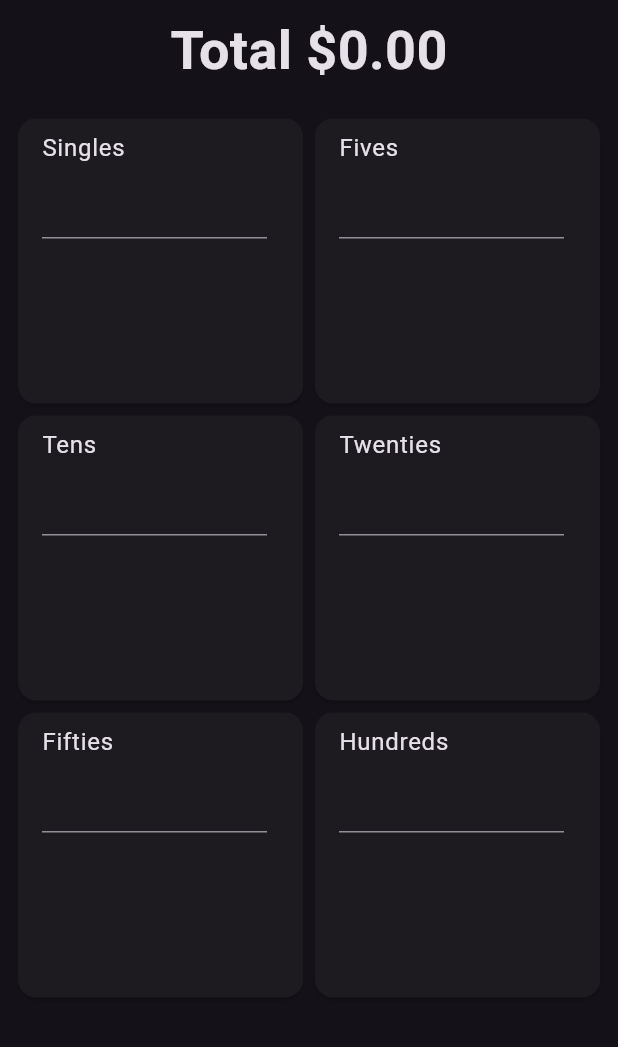
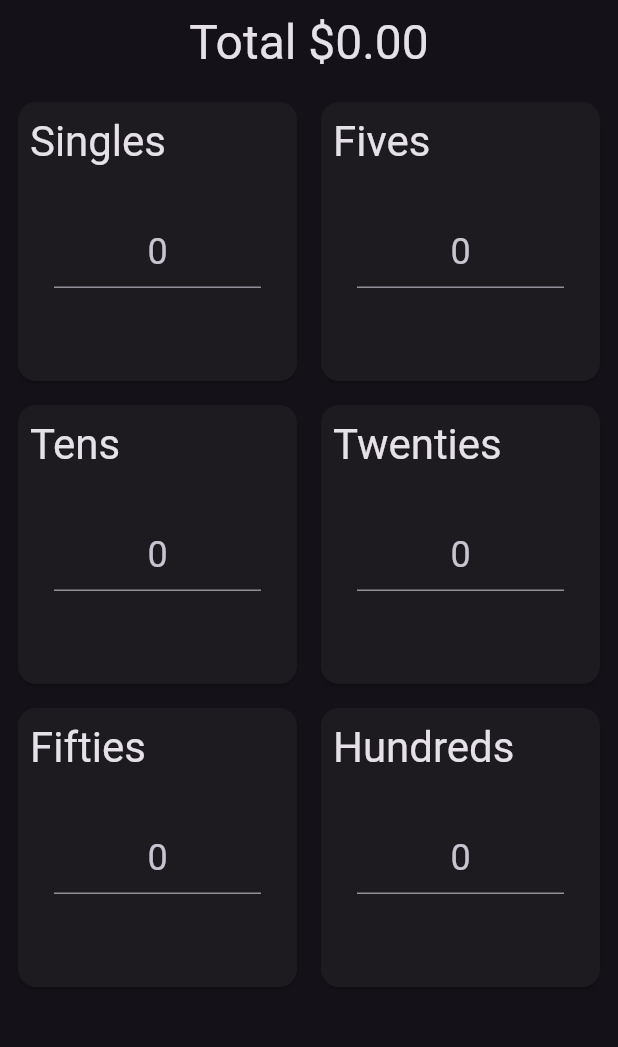
Before and after one commit to amacchia/cash_counter, a Flutter app: the screen it shows after launch, on a phone screen of 412 x 824 dp, the part 84-1131 px from its top. Run offline on Flutter 3.47's test engine with Material 3 defaults, Android fonts, the phone set to English and light mode, and no system bars.

Commit message:
Styling updates

```diff
--- a/lib/widgets/currency_card_widget.dart
+++ b/lib/widgets/currency_card_widget.dart
@@ -1,4 +1,5 @@
 import 'package:flutter/material.dart';
+import 'package:flutter/services.dart';
 
 import '../models/denomination.dart';
 
@@ -10,25 +11,40 @@ class CurrencyCard extends StatelessWidget {
 
   @override
   Widget build(BuildContext context) {
-    final currencyCardBody = ListTile(
-      title: Text(
-        denomination.title,
-      ),
-      subtitle: TextField(
-        keyboardType: TextInputType.number,
-        textAlign: TextAlign.center,
-        onChanged: (value) {
-          int count = 0;
-          if (value != "") {
-            // Should just check if it's not a number
-            count = int.parse(value);
-          }
-          denomination.total = count * denomination.multiplier;
-          calculateTotal();
-        },
-      ),
+    final currencyCardBody = Column(
+      crossAxisAlignment: CrossAxisAlignment.start,
+      children: [
+        Padding(
+          padding: EdgeInsets.all(8.0),
+          child: Text(
+            denomination.title,
+            style: Theme.of(context).textTheme.headlineMedium,
+            textAlign: TextAlign.left,
+          ),
+        ),
+        Padding(
+            padding: EdgeInsets.all(24.0),
+            child: TextField(
+              keyboardType: TextInputType.number,
+              textAlign: TextAlign.center,
+              style: Theme.of(context).textTheme.headlineSmall,
+              decoration: InputDecoration(
+                hintText: "0",
+              ),
+              inputFormatters: [
+                FilteringTextInputFormatter.digitsOnly,
+              ],
+              onChanged: _onChanged,
+            ))
+      ],
     );
 
-    return Card(child: currencyCardBody);
+    return SizedBox(height: 1, child: Card(child: currencyCardBody));
+  }
+
+  void _onChanged(String value) {
+    int count = int.tryParse(value) ?? 0;
+    denomination.total = count * denomination.multiplier;
+    calculateTotal();
   }
 }
--- a/lib/widgets/denomination_input_widget.dart
+++ b/lib/widgets/denomination_input_widget.dart
@@ -35,9 +35,16 @@ class DenominationInput extends StatelessWidget {
       currencyCards.add(denominationCard);
     }
 
+    final screenWidth = MediaQuery.of(context).size.width;
+    debugPrint("Screen width: $screenWidth");
+    final isLargeScreen = screenWidth > 600;
+    final crossAxisCount = isLargeScreen ? 3 : 2;
+
     return GridView.count(
-      crossAxisCount: 2,
+      crossAxisCount: crossAxisCount,
       padding: EdgeInsets.all(8.0),
+      mainAxisSpacing: 8.0,
+      crossAxisSpacing: 8.0,
       children: currencyCards,
     );
   }
--- a/lib/widgets/total_count_widget.dart
+++ b/lib/widgets/total_count_widget.dart
@@ -3,23 +3,20 @@ import 'package:intl/intl.dart';
 
 class TotalCountWidget extends StatelessWidget {
   final int total;
-  final currencyFormatter = NumberFormat.currency(locale: "en_US", symbol: "\$");
+  final currencyFormatter =
+      NumberFormat.currency(locale: "en_US", symbol: "\$");
 
   TotalCountWidget(this.total, {super.key});
 
   @override
   Widget build(BuildContext context) {
-    final totalCountTextStyle = TextStyle(
-      fontSize: 36,
-      fontWeight: FontWeight.bold,
-    );
     final formattedTotal = currencyFormatter.format(total);
 
     return Padding(
         padding: EdgeInsets.all(8.0),
         child: Text(
           "Total $formattedTotal",
-          style: totalCountTextStyle,
+          style: Theme.of(context).textTheme.headlineLarge,
         ));
   }
 }
```
Also changed, not shown: 1 other file.
